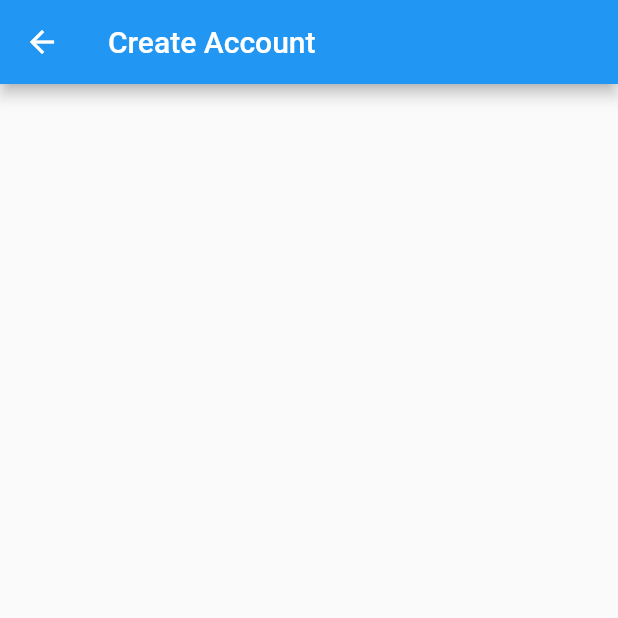
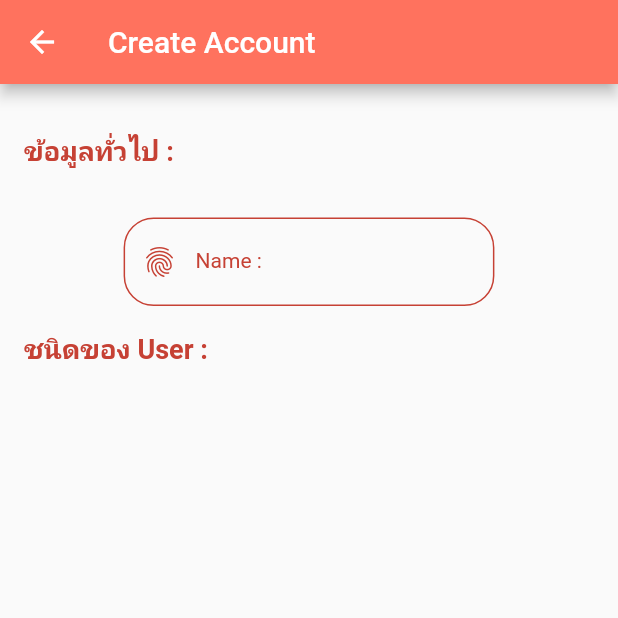
Before and after one commit to milin1611/AntMan, a Flutter app: the CreateAccount screen opened by its route, on a phone screen of 412 x 824 dp, the top half of it. Run offline on Flutter 3.47's test engine with Material 2 defaults, Android fonts, the phone set to English and light mode, and no system bars.

Commit message:
update 22/11/2021

```diff
--- a/lib/states/create_account.dart
+++ b/lib/states/create_account.dart
@@ -1,3 +1,5 @@
+import 'package:antman/utility/my_constant.dart';
+import 'package:antman/widgets/show_title.dart';
 import 'package:flutter/material.dart';
 
 class CreateAccount extends StatefulWidget {
@@ -6,10 +8,62 @@ class CreateAccount extends StatefulWidget {
 }
 
 class _CreateAccountState extends State<CreateAccount> {
+  Row buildName(double size) {
+    return Row(
+      mainAxisAlignment: MainAxisAlignment.center,
+      children: [
+        Container(
+          margin: EdgeInsets.only(top: 16),
+          width: size * 0.6,
+          child: TextFormField(
+            decoration: InputDecoration(
+              labelStyle: MyConstant().h3Style(),
+              labelText: 'Name :',
+              prefixIcon: Icon(
+                Icons.fingerprint,
+                color: MyConstant.dark,
+              ),
+              enabledBorder: OutlineInputBorder(
+                borderSide: BorderSide(color: MyConstant.dark),
+                borderRadius: BorderRadius.circular(20),
+              ),
+              focusedBorder: OutlineInputBorder(
+                borderSide: BorderSide(color: MyConstant.light),
+                borderRadius: BorderRadius.circular(20),
+              ),
+            ),
+          ),
+        ),
+      ],
+    );
+  }
+
   @override
   Widget build(BuildContext context) {
+    double size = MediaQuery.of(context).size.width;
     return Scaffold(
-      appBar: AppBar(title: Text('Create Account'),),
+      appBar: AppBar(
+        title: Text('Create Account'),
+        backgroundColor: MyConstant.primary,
+      ),
+      body: ListView(
+        padding: EdgeInsets.all(16),
+        children: [
+          buildTitle('ข้อมูลทั่วไป :'),
+          buildName(size),
+          buildTitle('ชนิดของ User :'),
+        ],
+      ),
+    );
+  }
+
+  Container buildTitle(String title) {
+    return Container(
+      margin: EdgeInsets.symmetric(vertical: 16),
+      child: ShowTitle(
+        title: title,
+        textStyle: MyConstant().h2Style(),
+      ),
     );
   }
 }
```
